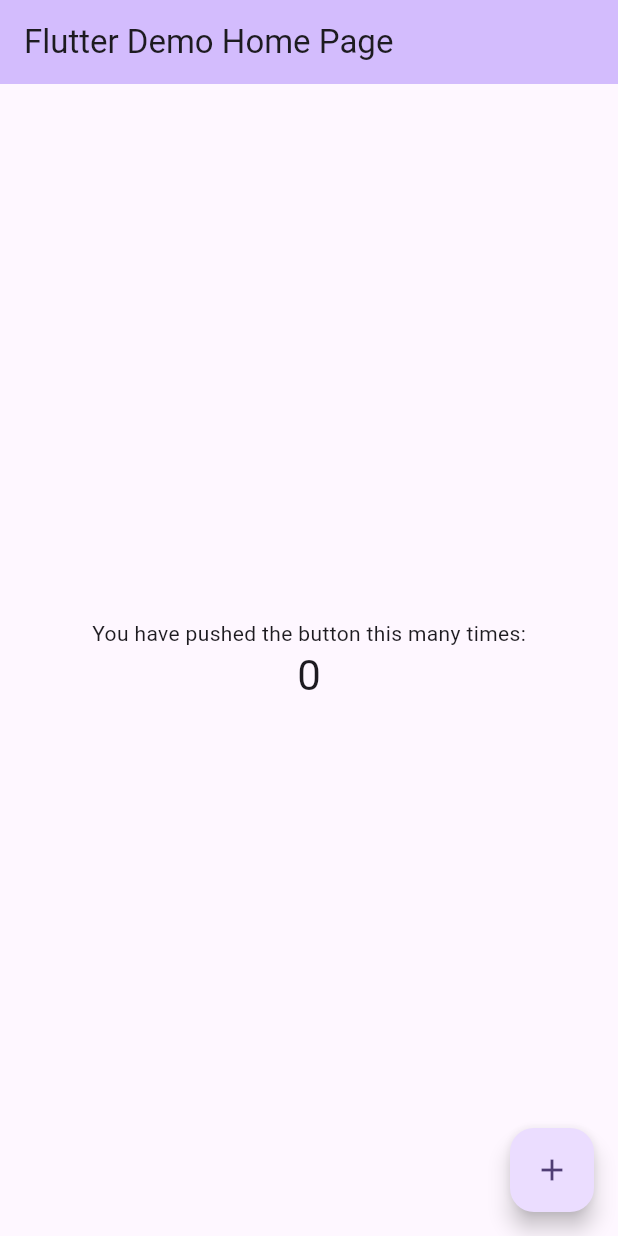
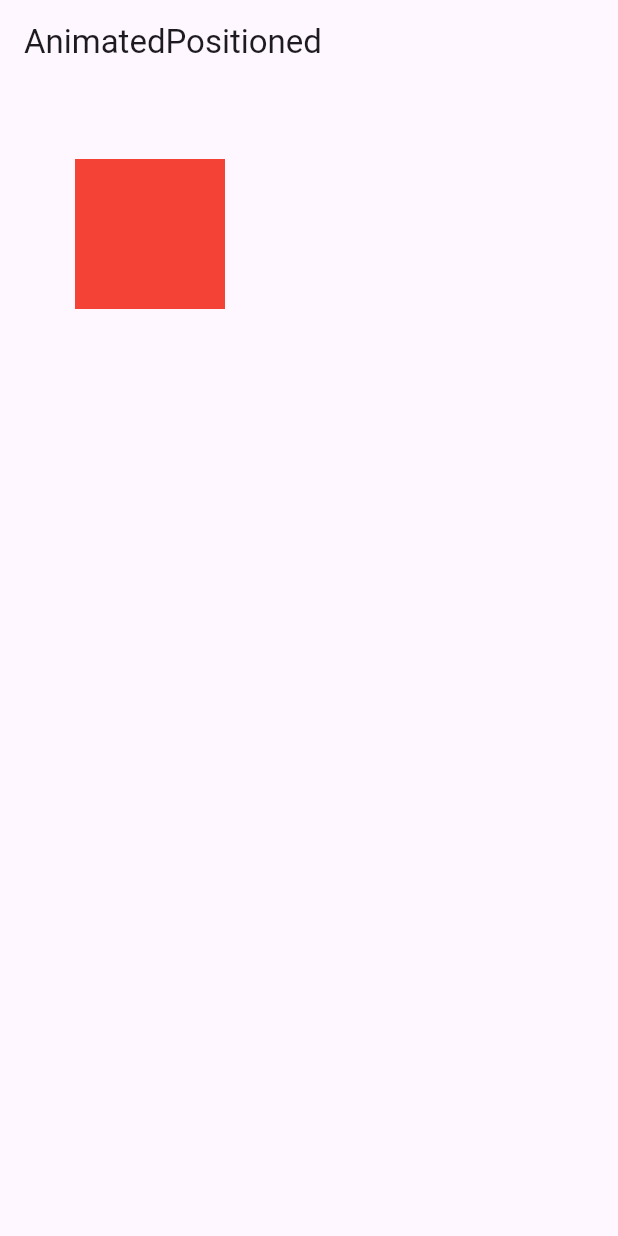
Before and after one commit to amaarahmad/implicit-animation, a Flutter app: the screen it shows after launch, on a phone screen of 412 x 824 dp. Run offline on Flutter 3.47's test engine with Material 3 defaults, Android fonts, the phone set to English and light mode, and no system bars.

Commit message:
initial commit

```diff
--- /dev/null
+++ b/lib/animated-positioned.dart
@@ -0,0 +1,43 @@
+import 'package:flutter/material.dart';
+
+class AnimatedPositionedExample extends StatefulWidget {
+  const AnimatedPositionedExample({super.key});
+
+  @override
+  State<AnimatedPositionedExample> createState() => _AnimatedPositionedExampleState();
+}
+
+class _AnimatedPositionedExampleState extends State<AnimatedPositionedExample> {
+  bool _moved = false;
+
+  @override
+  Widget build(BuildContext context) {
+    return Scaffold(
+      appBar: AppBar(title: const Text('AnimatedPositioned')),
+      body: Center(
+        child: Stack(
+          children: [
+            AnimatedPositioned(
+              duration: const Duration(seconds: 1),
+              top: _moved ? 100 : 50,
+              left: _moved ? 100 : 50,
+              curve: Curves.easeInOut,
+              child: GestureDetector(
+                onTap: () {
+                  setState(() {
+                    _moved = !_moved;
+                  });
+                },
+                child: Container(
+                  width: 100,
+                  height: 100,
+                  color: Colors.red,
+                ),
+              ),
+            ),
+          ],
+        ),
+      ),
+    );
+  }
+}
--- a/lib/main.dart
+++ b/lib/main.dart
@@ -1,4 +1,6 @@
 import 'package:flutter/material.dart';
+
+import 'package:implicitanimation/animated-positioned.dart';
 
 void main() {
   runApp(const MyApp());
@@ -13,113 +15,11 @@ class MyApp extends StatelessWidget {
     return MaterialApp(
       title: 'Flutter Demo',
       theme: ThemeData(
-        // This is the theme of your application.
-        //
-        // TRY THIS: Try running your application with "flutter run". You'll see
-        // the application has a purple toolbar. Then, without quitting the app,
-        // try changing the seedColor in the colorScheme below to Colors.green
-        // and then invoke "hot reload" (save your changes or press the "hot
-        // reload" button in a Flutter-supported IDE, or press "r" if you used
-        // the command line to start the app).
-        //
-        // Notice that the counter didn't reset back to zero; the application
-        // state is not lost during the reload. To reset the state, use hot
-        // restart instead.
-        //
-        // This works for code too, not just values: Most code changes can be
-        // tested with just a hot reload.
+
         colorScheme: ColorScheme.fromSeed(seedColor: Colors.deepPurple),
         useMaterial3: true,
       ),
-      home: const MyHomePage(title: 'Flutter Demo Home Page'),
+      home: AnimatedPositionedExample(),
     );
   }
 }
-
-class MyHomePage extends StatefulWidget {
-  const MyHomePage({super.key, required this.title});
-
-  // This widget is the home page of your application. It is stateful, meaning
-  // that it has a State object (defined below) that contains fields that affect
-  // how it looks.
-
-  // This class is the configuration for the state. It holds the values (in this
-  // case the title) provided by the parent (in this case the App widget) and
-  // used by the build method of the State. Fields in a Widget subclass are
-  // always marked "final".
-
-  final String title;
-
-  @override
-  State<MyHomePage> createState() => _MyHomePageState();
-}
-
-class _MyHomePageState extends State<MyHomePage> {
-  int _counter = 0;
-
-  void _incrementCounter() {
-    setState(() {
-      // This call to setState tells the Flutter framework that something has
-      // changed in this State, which causes it to rerun the build method below
-      // so that the display can reflect the updated values. If we changed
-      // _counter without calling setState(), then the build method would not be
-      // called again, and so nothing would appear to happen.
-      _counter++;
-    });
-  }
-
-  @override
-  Widget build(BuildContext context) {
-    // This method is rerun every time setState is called, for instance as done
-    // by the _incrementCounter method above.
-    //
-    // The Flutter framework has been optimized to make rerunning build methods
-    // fast, so that you can just rebuild anything that needs updating rather
-    // than having to individually change instances of widgets.
-    return Scaffold(
-      appBar: AppBar(
-        // TRY THIS: Try changing the color here to a specific color (to
-        // Colors.amber, perhaps?) and trigger a hot reload to see the AppBar
-        // change color while the other colors stay the same.
-        backgroundColor: Theme.of(context).colorScheme.inversePrimary,
-        // Here we take the value from the MyHomePage object that was created by
-        // the App.build method, and use it to set our appbar title.
-        title: Text(widget.title),
-      ),
-      body: Center(
-        // Center is a layout widget. It takes a single child and positions it
-        // in the middle of the parent.
-        child: Column(
-          // Column is also a layout widget. It takes a list of children and
-          // arranges them vertically. By default, it sizes itself to fit its
-          // children horizontally, and tries to be as tall as its parent.
-          //
-          // Column has various properties to control how it sizes itself and
-          // how it positions its children. Here we use mainAxisAlignment to
-          // center the children vertically; the main axis here is the vertical
-          // axis because Columns are vertical (the cross axis would be
-          // horizontal).
-          //
-          // TRY THIS: Invoke "debug painting" (choose the "Toggle Debug Paint"
-          // action in the IDE, or press "p" in the console), to see the
-          // wireframe for each widget.
-          mainAxisAlignment: MainAxisAlignment.center,
-          children: <Widget>[
-            const Text(
-              'You have pushed the button this many times:',
-            ),
-            Text(
-              '$_counter',
-              style: Theme.of(context).textTheme.headlineMedium,
-            ),
-          ],
-        ),
-      ),
-      floatingActionButton: FloatingActionButton(
-        onPressed: _incrementCounter,
-        tooltip: 'Increment',
-        child: const Icon(Icons.add),
-      ), // This trailing comma makes auto-formatting nicer for build methods.
-    );
-  }
-}
```
Also changed, not shown: lib/animated-align.dart (added, +43 -0 lines), lib/animated-container.dart (added, +37 -0 lines), lib/animated-opacity.dart (added, +44 -0 lines), lib/animated-padding.dart (added, +37 -0 lines).
